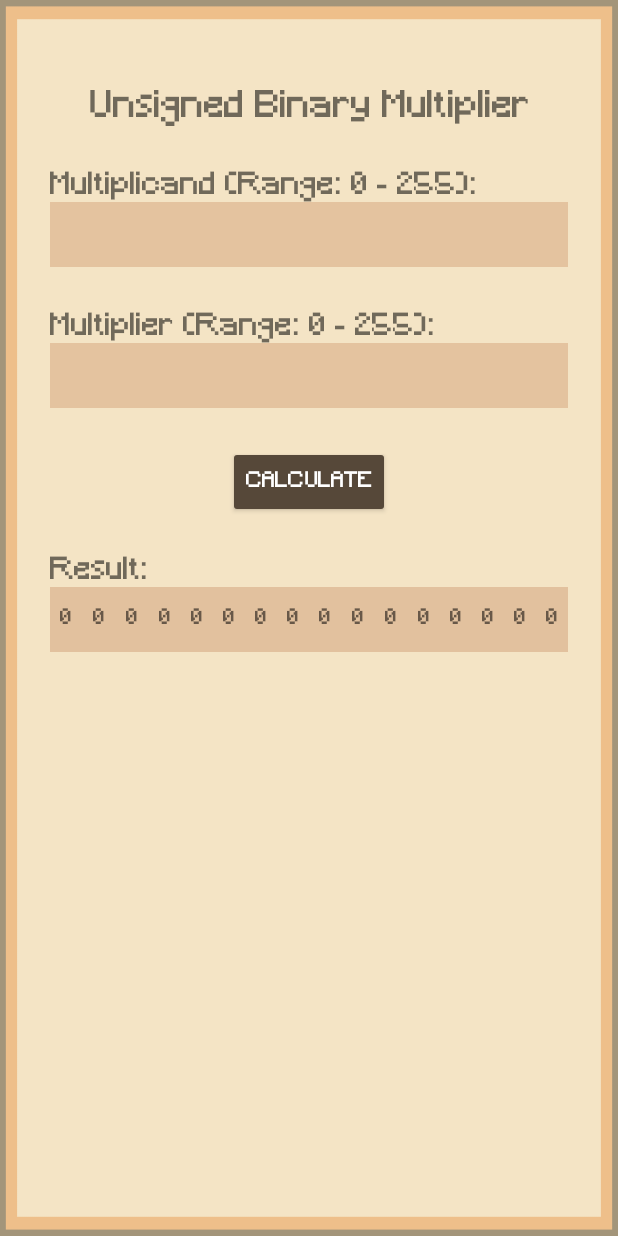
After one commit to RocketRoooiz/CSArchers, an Android app built with Jetpack Compose: the BinaryMultiplierSimActivity screen opened directly, with no data from a screen before it, on a phone screen of 412 x 824 dp. The commit adds this screen. Run offline under Robolectric (Android 15) with nearby library versions, the phone set to English and light mode, and no system bars.

Commit message:
add sim for unsigned binary multiplier (for 8-bits)

```diff
--- a/CSArchers/app/src/main/AndroidManifest.xml
+++ b/CSArchers/app/src/main/AndroidManifest.xml
@@ -72,6 +72,12 @@
             android:theme="@style/Theme.CSArchers">
         </activity>
         <activity
+            android:name=".multiplier_sim.BinaryMultiplierSimActivity"
+            android:exported="true"
+            android:label="CSArchers"
+            android:theme="@style/Theme.CSArchers">
+        </activity>
+        <activity
             android:name=".LeaderboardActivity"
             android:exported="true"
             android:label="CSArchers"
--- a/CSArchers/app/src/main/java/com/mobicom/s16/csarchers/TopicsActivity.kt
+++ b/CSArchers/app/src/main/java/com/mobicom/s16/csarchers/TopicsActivity.kt
@@ -7,6 +7,7 @@ import com.mobicom.s16.csarchers.binary_add_sub_sim.BinaryAddSubSimActivity
 import com.mobicom.s16.csarchers.databinding.ActivityTopicsBinding
 import com.mobicom.s16.csarchers.decimal_binary_sim.DecimalBinarySimActivity
 import com.mobicom.s16.csarchers.floating_point_sim.HalfPrecisionFloatSimActivity
+import com.mobicom.s16.csarchers.multiplier_sim.BinaryMultiplierSimActivity
 
 class TopicsActivity : ComponentActivity() {
     override fun onCreate(savedInstanceState: Bundle?) {
@@ -98,7 +99,7 @@ class TopicsActivity : ComponentActivity() {
                 startActivity(intent)
             }
             viewBinding.topicsBtnMult.setOnClickListener {
-                val intent = Intent(this, DecimalBinarySimActivity::class.java)
+                val intent = Intent(this, BinaryMultiplierSimActivity::class.java)
                 startActivity(intent)
             }
             viewBinding.topicsBtnSub.setOnClickListener {
--- /dev/null
+++ b/CSArchers/app/src/main/java/com/mobicom/s16/csarchers/multiplier_sim/BinaryMultiplier.kt
@@ -0,0 +1,85 @@
+package com.mobicom.s16.csarchers.multiplier_sim
+
+import com.mobicom.s16.csarchers.Size
+import kotlin.math.pow
+
+class BinaryMultiplier {
+    private var current_multiplicand: String = ""
+    private var current_multiplier: String = ""
+    private var current_product: String = ""
+
+    var unsigned_min: ULong = 0u
+        private set
+    var unsigned_mid: ULong = 0u
+        private set
+    var unsigned_max: ULong = 0u
+        private set
+
+    var size: Size = Size._8BITS
+        set(value) {
+            field = value
+            updateRanges()
+        }
+
+    init {
+        updateRanges()
+    }
+
+    private fun updateRanges() {
+        unsigned_min = 0u
+        unsigned_mid = (2.0.pow(size.value - 1)).toULong()
+        unsigned_max = (2.0.pow(size.value).toULong() - 1u) // Fixed potential overflow
+    }
+
+    fun operate(multiplicand: String, multiplier: String): String {
+        current_multiplicand = multiplicand
+        current_multiplier = multiplier
+
+        // Validate binary string
+        require(multiplicand.matches(Regex("^[01]+\$"))) { "Invalid binary string for multiplicand" } // Added ^ and $ for exact match
+        require(multiplicand.length == size.value) { "Multiplicand length != ${size.value}" }
+        require(multiplier.matches(Regex("^[01]+\$"))) { "Invalid binary string for multiplier" }
+        require(multiplier.length == size.value) { "Multiplier length != ${size.value}" }
+
+        var a = 0uL // Accumulator
+        val m = try {
+            multiplicand.toULong(2) // Multiplicand
+        } catch (e: NumberFormatException) {
+            throw IllegalArgumentException("Invalid binary format for multiplicand")
+        }
+
+        var q = try {
+            multiplier.toULong(2) // Multiplier
+        } catch (e: NumberFormatException) {
+            throw IllegalArgumentException("Invalid binary format for multiplier")
+        }
+
+        var carry: Boolean
+
+        for (i in 0 until size.value) {
+            // Add multiplicand to accumulator if LSB of q is 1
+            a += if (q and 1uL == 1uL) m else 0uL
+
+            // Check for carry
+            carry = a > unsigned_max
+            a = a and unsigned_max
+
+            // Shift q right and bring in LSB from a
+            q = q shr 1
+            q = q or ((a and 1uL) shl (size.value - 1)) // Fixed: properly set MSB of q
+
+            // Shift a right and handle carry
+            a = a shr 1
+            if (carry) {
+                a = a or unsigned_mid // Set the MSB if there was a carry
+            }
+        }
+
+        // Combine a and q to form the product
+        val product = (a shl size.value) or q // Using OR instead of ADD for bit concatenation
+
+        current_product = product.toString(2).padStart(size.value * 2, '0')
+
+        return current_product
+    }
+}
--- /dev/null
+++ b/CSArchers/app/src/main/java/com/mobicom/s16/csarchers/multiplier_sim/BinaryMultiplierSimActivity.kt
@@ -0,0 +1,92 @@
+package com.mobicom.s16.csarchers.multiplier_sim
+
+import android.os.Bundle
+import android.view.View
+import android.widget.TextView
+import androidx.activity.ComponentActivity
+
+import com.mobicom.s16.csarchers.Size
+import com.mobicom.s16.csarchers.databinding.ActivityBmSimBinding
+
+
+class BinaryMultiplierSimActivity : ComponentActivity() {
+    private lateinit var viewBinding: ActivityBmSimBinding
+
+    private var multiplier = BinaryMultiplier()
+    private var multiplication_size = Size._8BITS
+
+    override fun onCreate(savedInstanceState: Bundle?) {
+        super.onCreate(savedInstanceState)
+        viewBinding = ActivityBmSimBinding.inflate(layoutInflater)
+        setContentView(viewBinding.root)
+
+        // Update UI according to sharedPreferences.
+        resetStateForBinaryOutput()
+
+        viewBinding.activityBmSimCalculateBtn.setOnClickListener( View.OnClickListener {
+            updateStateFromOperation()
+        })
+    }
+
+    private fun updateStateFromOperation() {
+        try {
+            val input1 = viewBinding.activityBmSimMultiplicandEt.text.toString()
+            val input2 = viewBinding.activityBmSimMultiplierEt.text.toString()
+
+            val output = multiplier.operate(input1, input2)
+
+            updateStateForBinaryOutput(output)
+
+            viewBinding.activityBmSimMultiplicandEt.error = null // Remove an existing error message for input 1 if successful.
+            viewBinding.activityBmSimMultiplierEt.error = null // Remove an existing error message for input 2 if successful.
+        } catch (e: Exception) {
+            viewBinding.activityBmSimMultiplicandEt.error = e.message
+            viewBinding.activityBmSimMultiplierEt.error = e.message
+
+            if (e.message!!.contains(Regex("multiplicand", RegexOption.IGNORE_CASE))) {
+                viewBinding.activityBmSimMultiplierEt.error = null
+            }
+
+            if (e.message!!.contains(Regex("multiplier", RegexOption.IGNORE_CASE))) {
+                viewBinding.activityBmSimMultiplicandEt.error = null
+            }
+        }
+    }
+
+    private fun updateStateForBinaryOutput(output: String) {
+        // Update bit 7 to 0 in binary output.
+        for ((i, j) in (output.length - 8 until output.length).zip(0 until 8)) { // until excludes the right boundary.
+            val view = viewBinding.activityBmSimByte0Ll.getChildAt(j)
+            if (view is TextView) {
+                view.text = output[i].toString()
+            }
+        }
+
+        // Update bit 15 to 8 in binary output.
+        for ((i, j) in (output.length - 16 until output.length - 8).zip(0 until 8)) { // until excludes the right boundary.
+            val view = viewBinding.activityBmSimByte1Ll.getChildAt(j)
+            if (view is TextView) {
+                view.text = output[i].toString()
+            }
+        }
+
+
+        // Implementation for other bit sizes not to be added for now.
+    }
+
+    private fun resetStateForBinaryOutput() {
+        for (i in 0 until viewBinding.activityBmSimByte0Ll.childCount) {
+            val view = viewBinding.activityBmSimByte0Ll.getChildAt(i)
+            if (view is TextView) {
+                view.text = "0"
+            }
+        }
+
+        for (i in 0 until viewBinding.activityBmSimByte1Ll.childCount) {
+            val view = viewBinding.activityBmSimByte1Ll.getChildAt(i)
+            if (view is TextView) {
+                view.text = "0"
+            }
+        }
+    }
+}
--- /dev/null
+++ b/CSArchers/app/src/main/res/layout/activity_bm_sim.xml
@@ -0,0 +1,298 @@
+<?xml version="1.0" encoding="utf-8"?>
+<androidx.constraintlayout.widget.ConstraintLayout xmlns:android="http://schemas.android.com/apk/res/android"
+    xmlns:app="http://schemas.android.com/apk/res-auto"
+    xmlns:tools="http://schemas.android.com/tools"
+    android:id="@+id/activity_bm_sim_cl"
+    android:layout_width="match_parent"
+    android:layout_height="match_parent"
+    android:background="@drawable/simulation_background"
+    android:padding="10dp">
+
+    <TextView
+        android:id="@+id/activity_bm_sim_title_tv"
+        android:layout_width="wrap_content"
+        android:layout_height="wrap_content"
+        android:layout_marginTop="50dp"
+        android:fontFamily="@font/minecraft"
+        android:text="Unsigned Binary Multiplier"
+        android:textSize="24sp"
+        app:layout_constraintEnd_toEndOf="parent"
+        app:layout_constraintStart_toStartOf="parent"
+        app:layout_constraintTop_toTopOf="parent" />
+
+    <LinearLayout
+        android:id="@+id/activity_bm_sim_multiplicand_ll"
+        android:layout_width="345dp"
+        android:layout_height="wrap_content"
+        android:layout_marginTop="30dp"
+        android:orientation="vertical"
+        app:layout_constraintEnd_toEndOf="parent"
+        app:layout_constraintStart_toStartOf="parent"
+        app:layout_constraintTop_toBottomOf="@+id/activity_bm_sim_title_tv">
+
+        <TextView
+            android:id="@+id/activity_bm_sim_multiplicand_header_tv"
+            android:layout_width="match_parent"
+            android:layout_height="wrap_content"
+            android:fontFamily="@font/minecraft"
+            android:text="Multiplicand (Range: 0 - 255):"
+            android:textSize="20sp" />
+
+        <EditText
+            android:id="@+id/activity_bm_sim_multiplicand_et"
+            android:layout_width="match_parent"
+            android:layout_height="43dp"
+            android:background="#E4C39F"
+            android:fontFamily="@font/minecraft"
+            android:inputType="text"
+            android:padding="10dp"
+            android:textColor="#554739"
+            android:textSize="16sp" />
+
+    </LinearLayout>
+
+    <LinearLayout
+        android:id="@+id/activity_bm_sim_multiplier_ll"
+        android:layout_width="345dp"
+        android:layout_height="wrap_content"
+        android:layout_marginTop="30dp"
+        android:orientation="vertical"
+        app:layout_constraintEnd_toEndOf="parent"
+        app:layout_constraintStart_toStartOf="parent"
+        app:layout_constraintTop_toBottomOf="@+id/activity_bm_sim_multiplicand_ll">
+
+        <TextView
+            android:id="@+id/activity_bm_sim_multiplier_header_tv"
+            android:layout_width="match_parent"
+            android:layout_height="wrap_content"
+            android:fontFamily="@font/minecraft"
+            android:text="Multiplier (Range: 0 - 255):"
+            android:textSize="20sp" />
+
+        <EditText
+            android:id="@+id/activity_bm_sim_multiplier_et"
+            android:layout_width="match_parent"
+            android:layout_height="43dp"
+            android:background="#E4C39F"
+            android:fontFamily="@font/minecraft"
+            android:inputType="text"
+            android:padding="10dp"
+            android:textColor="#554739"
+            android:textSize="16sp" />
+
+    </LinearLayout>
+
+    <Button
+        android:id="@+id/activity_bm_sim_calculate_btn"
+        android:layout_width="wrap_content"
+        android:layout_height="wrap_content"
+        android:layout_marginTop="25dp"
+        android:layout_weight="5"
+        android:backgroundTint="#564839"
+        android:fontFamily="@font/minecraft"
+        android:text="Calculate"
+        android:textColor="@color/white"
+        app:layout_constraintEnd_toEndOf="parent"
+        app:layout_constraintStart_toStartOf="parent"
+        app:layout_constraintTop_toBottomOf="@+id/activity_bm_sim_multiplier_ll" />
+
+    <LinearLayout
+        android:id="@+id/activity_bm_sim_outputs_ll"
+        android:layout_width="345dp"
+        android:layout_height="wrap_content"
+        android:layout_marginTop="25dp"
+        android:orientation="vertical"
+        app:layout_constraintEnd_toEndOf="parent"
+        app:layout_constraintStart_toStartOf="parent"
+        app:layout_constraintTop_toBottomOf="@+id/activity_bm_sim_calculate_btn">
+
+        <LinearLayout
+            android:id="@+id/activity_bm_output_binary_ll"
+            android:layout_width="match_parent"
+            android:layout_height="match_parent"
+            android:orientation="vertical">
+
+            <TextView
+                android:id="@+id/activity_bm_sim_binary_output_header_tv"
+                android:layout_width="match_parent"
+                android:layout_height="wrap_content"
+                android:fontFamily="@font/minecraft"
+                android:text="Result:"
+                android:textSize="20sp" />
+
+            <LinearLayout
+                android:id="@+id/activity_bm_sim_binary_output_bits_ll"
+                android:layout_width="match_parent"
+                android:layout_height="match_parent"
+                android:background="#E2C19E"
+                android:orientation="horizontal">
+
+                <LinearLayout
+                    android:id="@+id/activity_bm_sim_byte1_ll"
+                    android:layout_width="wrap_content"
+                    android:layout_height="match_parent"
+                    android:layout_weight="1"
+                    android:orientation="horizontal">
+
+                    <TextView
+                        android:id="@+id/activity_bm_sim_bit15_tv"
+                        android:layout_width="43dp"
+                        android:layout_height="43dp"
+                        android:layout_weight="1"
+                        android:fontFamily="@font/minecraft"
+                        android:gravity="center"
+                        android:text="0" />
+
+                    <TextView
+                        android:id="@+id/activity_bm_sim_bit14_tv"
+                        android:layout_width="43dp"
+                        android:layout_height="43dp"
+                        android:layout_weight="1"
+                        android:fontFamily="@font/minecraft"
+                        android:gravity="center"
+                        android:text="0" />
+
+                    <TextView
+                        android:id="@+id/activity_bm_sim_bit13_tv"
+                        android:layout_width="43dp"
+                        android:layout_height="43dp"
+                        android:layout_weight="1"
+                        android:fontFamily="@font/minecraft"
+                        android:gravity="center"
+                        android:text="0" />
+
+                    <TextView
+                        android:id="@+id/activity_bm_sim_bit12_tv"
+                        android:layout_width="43dp"
+                        android:layout_height="43dp"
+                        android:layout_weight="1"
+                        android:fontFamily="@font/minecraft"
+                        android:gravity="center"
+                        android:text="0" />
+
+                    <TextView
+                        android:id="@+id/activity_bm_sim_bit11_tv"
+                        android:layout_width="43dp"
+                        android:layout_height="43dp"
+                        android:layout_weight="1"
+                        android:fontFamily="@font/minecraft"
+                        android:gravity="center"
+                        android:text="0" />
+
+                    <TextView
+                        android:id="@+id/activity_bm_sim_bit10_tv"
+                        android:layout_width="43dp"
+                        android:layout_height="43dp"
+                        android:layout_weight="1"
+                        android:fontFamily="@font/minecraft"
+                        android:gravity="center"
+                        android:text="0" />
+
+                    <TextView
+                        android:id="@+id/activity_bm_sim_bit9_tv"
+                        android:layout_width="43dp"
+                        android:layout_height="43dp"
+                        android:layout_weight="1"
+                        android:fontFamily="@font/minecraft"
+                        android:gravity="center"
+                        android:text="0" />
+
+                    <TextView
+                        android:id="@+id/activity_bm_sim_bit8_tv"
+                        android:layout_width="43dp"
+                        android:layout_height="43dp"
+                        android:layout_weight="1"
+                        android:fontFamily="@font/minecraft"
+                        android:gravity="center"
+                        android:text="0" />
+
+                </LinearLayout>
+
+                <LinearLayout
+                    android:id="@+id/activity_bm_sim_byte0_ll"
+                    android:layout_width="match_parent"
+                    android:layout_height="match_parent"
+                    android:layout_weight="1"
+                    android:orientation="horizontal">
+
+                    <TextView
+                        android:id="@+id/activity_bm_sim_bit7_tv"
+                        android:layout_width="43dp"
+                        android:layout_height="43dp"
+                        android:layout_weight="1"
+                        android:fontFamily="@font/minecraft"
+                        android:gravity="center"
+                        android:text="0" />
+
+                    <TextView
+                        android:id="@+id/activity_bm_sim_bit6_tv"
+                        android:layout_width="43dp"
+                        android:layout_height="43dp"
+                        android:layout_weight="1"
+                        android:fontFamily="@font/minecraft"
+                        android:gravity="center"
+                        android:text="0" />
+
+                    <TextView
+                        android:id="@+id/activity_bm_sim_bit5_tv"
+                        android:layout_width="43dp"
+                        android:layout_height="43dp"
+                        android:layout_weight="1"
+                        android:fontFamily="@font/minecraft"
+                        android:gravity="center"
+                        android:text="0" />
+
+                    <TextView
+                        android:id="@+id/activity_bm_sim_bit4_tv"
+                        android:layout_width="43dp"
+                        android:layout_height="43dp"
+                        android:layout_weight="1"
+                        android:fontFamily="@font/minecraft"
+                        android:gravity="center"
+                        android:text="0" />
+
+                    <TextView
+                        android:id="@+id/activity_bm_sim_bit3_tv"
+                        android:layout_width="43dp"
+                        android:layout_height="43dp"
+                        android:layout_weight="1"
+                        android:fontFamily="@font/minecraft"
+                        android:gravity="center"
+                        android:text="0" />
+
+                    <TextView
+                        android:id="@+id/activity_bm_sim_bit2_tv"
+                        android:layout_width="43dp"
+                        android:layout_height="43dp"
+                        android:layout_weight="1"
+                        android:fontFamily="@font/minecraft"
+                        android:gravity="center"
+                        android:text="0" />
+
+                    <TextView
+                        android:id="@+id/activity_bm_sim_bit1_tv"
+                        android:layout_width="43dp"
+                        android:layout_height="43dp"
+                        android:layout_weight="1"
+                        android:fontFamily="@font/minecraft"
+                        android:gravity="center"
+                        android:text="0" />
+
+                    <TextView
+                        android:id="@+id/activity_bm_sim_bit0_tv"
+                        android:layout_width="43dp"
+                        android:layout_height="43dp"
+                        android:layout_weight="1"
+                        android:fontFamily="@font/minecraft"
+                        android:gravity="center"
+                        android:text="0" />
+                </LinearLayout>
+
+            </LinearLayout>
+        </LinearLayout>
+
+    </LinearLayout>
+
+
+    <!-- Minecraft Font Source: https://www.dafont.com/minecraft.fonthttps://www.dafont.com/minecraft.font-->
+</androidx.constraintlayout.widget.ConstraintLayout>
```
Also changed, not shown: 1 other file.
